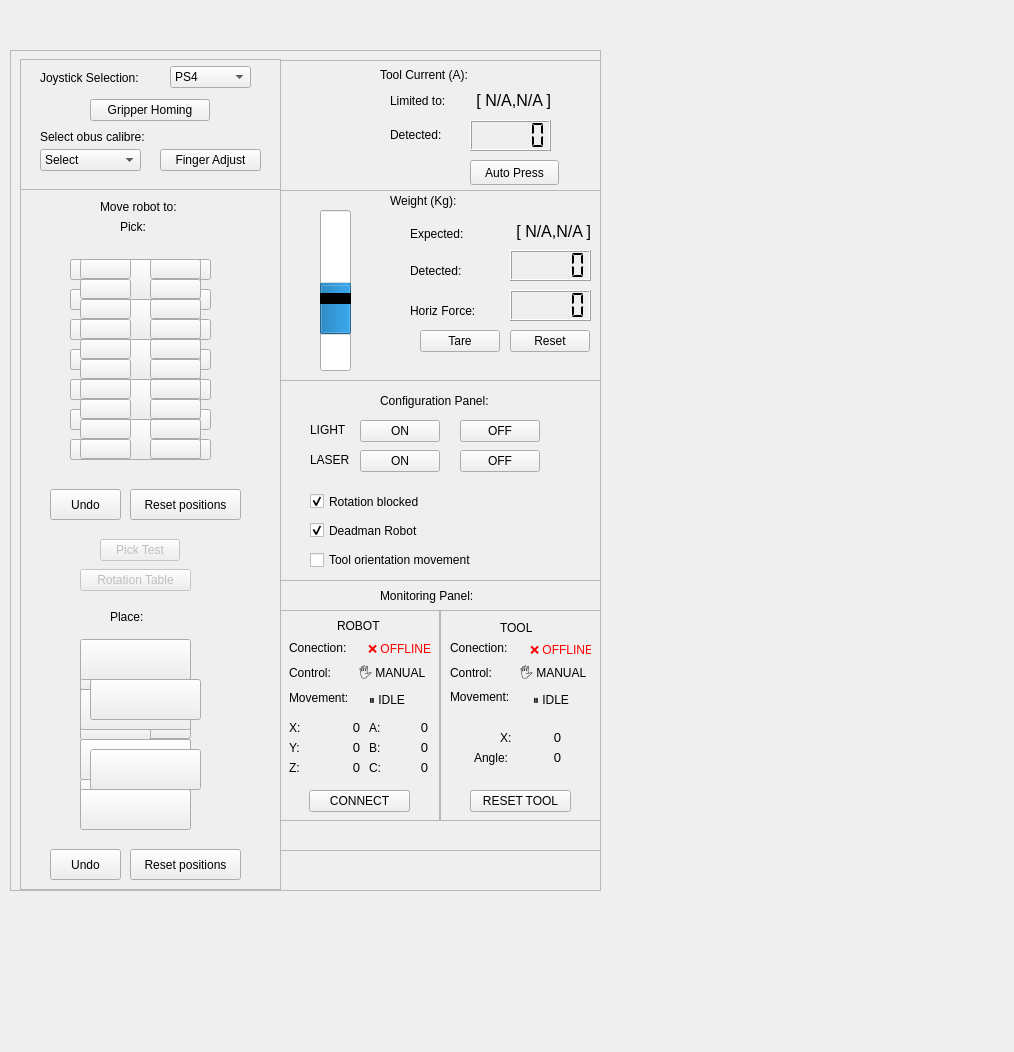
The window that kuka_gui/gui/resource/RqtKuka.ui (asoriano1/obuses_project) describes before a commit, drawn with Qt 5.
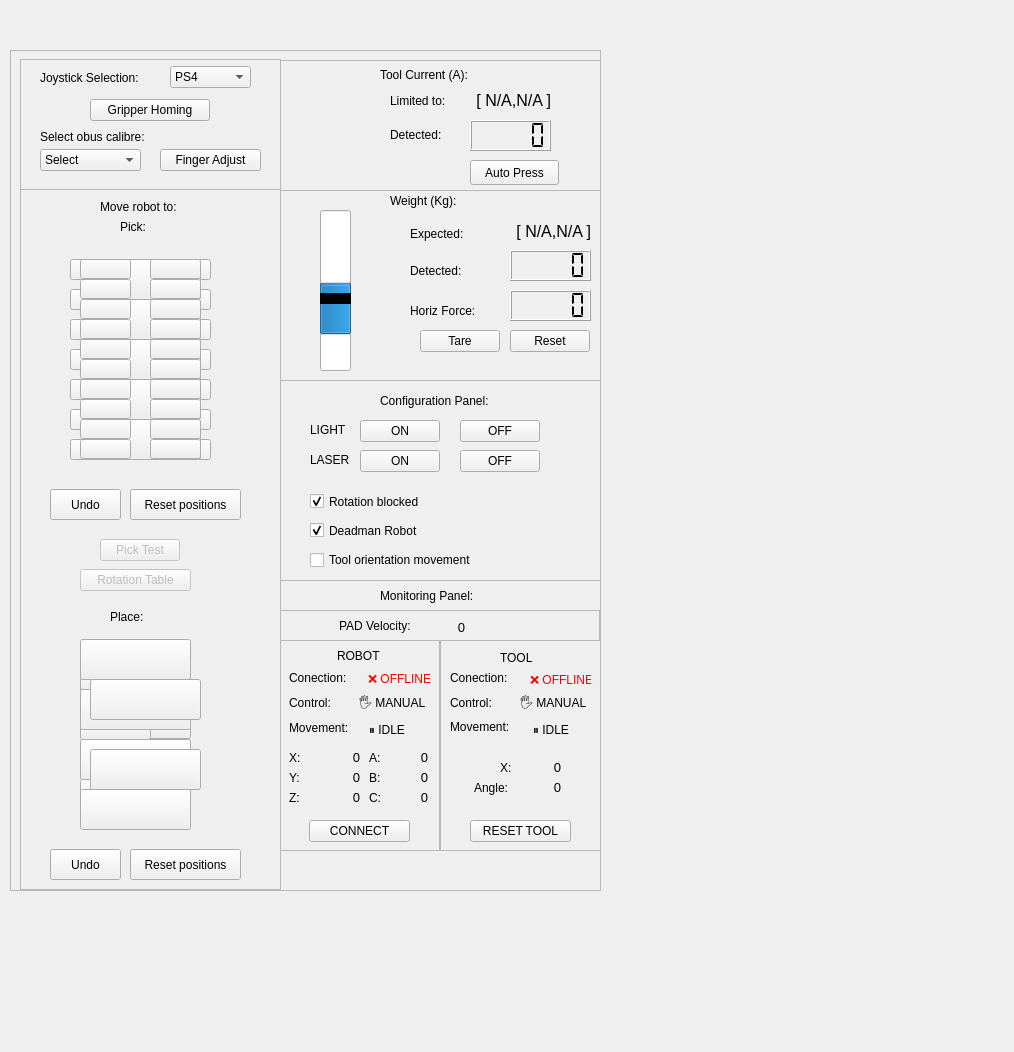
The same window after the commit. Icons and pictures are not drawn.

Commit message: add current velocity value to gui

The edit to the form file:
```diff
--- a/kuka_gui/gui/resource/RqtKuka.ui
+++ b/kuka_gui/gui/resource/RqtKuka.ui
@@ -4062,7 +4062,7 @@
       <property name="geometry">
        <rect>
         <x>-1</x>
-        <y>30</y>
+        <y>60</y>
         <width>161</width>
         <height>211</height>
        </rect>
@@ -4437,7 +4437,7 @@
       <property name="geometry">
        <rect>
         <x>160</x>
-        <y>30</y>
+        <y>60</y>
         <width>171</width>
         <height>211</height>
        </rect>
@@ -4663,6 +4663,59 @@
        </property>
       </widget>
      </widget>
+     <widget class="QFrame" name="frame_2">
+      <property name="geometry">
+       <rect>
+        <x>-1</x>
+        <y>30</y>
+        <width>321</width>
+        <height>31</height>
+       </rect>
+      </property>
+      <property name="frameShape">
+       <enum>QFrame::StyledPanel</enum>
+      </property>
+      <property name="frameShadow">
+       <enum>QFrame::Raised</enum>
+      </property>
+      <widget class="QLabel" name="label_52">
+       <property name="geometry">
+        <rect>
+         <x>60</x>
+         <y>6</y>
+         <width>101</width>
+         <height>20</height>
+        </rect>
+       </property>
+       <property name="text">
+        <string>PAD Velocity:</string>
+       </property>
+      </widget>
+      <widget class="QLabel" name="robot_pad_velocity">
+       <property name="geometry">
+        <rect>
+         <x>155</x>
+         <y>8</y>
+         <width>31</width>
+         <height>20</height>
+        </rect>
+       </property>
+       <property name="font">
+        <font>
+         <pointsize>10</pointsize>
+        </font>
+       </property>
+       <property name="autoFillBackground">
+        <bool>true</bool>
+       </property>
+       <property name="styleSheet">
+        <string notr="true">color: rgb(0, 170, 0);</string>
+       </property>
+       <property name="text">
+        <string>&lt;html&gt;&lt;head/&gt;&lt;body&gt;&lt;p align=&quot;right&quot;&gt;&lt;span style=&quot; color:#000000;&quot;&gt;0&lt;/span&gt;&lt;/p&gt;&lt;/body&gt;&lt;/html&gt;</string>
+       </property>
+      </widget>
+     </widget>
     </widget>
     <widget class="QFrame" name="frame_options">
      <property name="geometry">
```
The commit also changes 3 other files.
